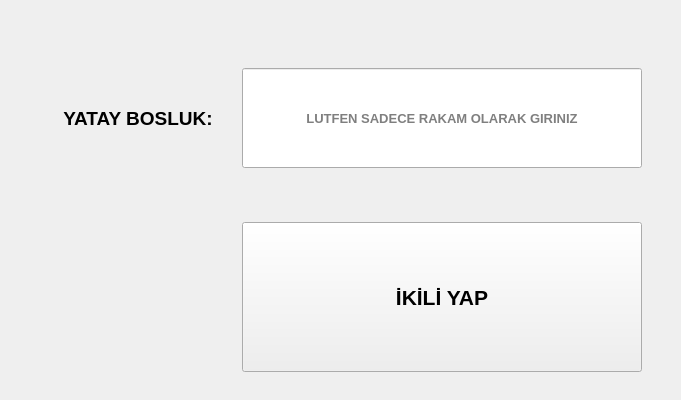
First picture: the form in Arayüz/ikiliyap.ui, repository saidberk27/asparser, before the edit.
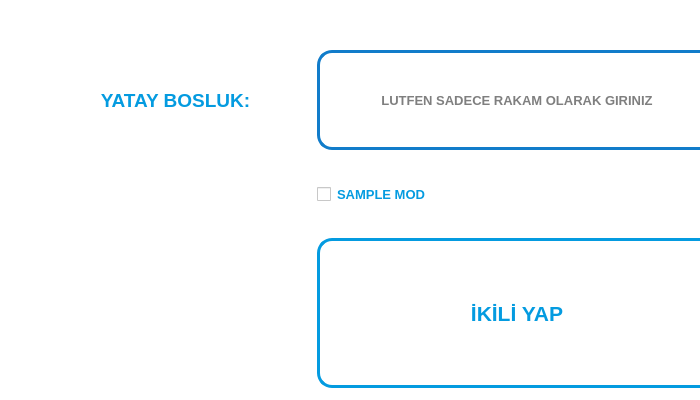
Second picture: the form after the edit.

Commit message: SAMPLE MOD VE TASARIM GÜNCELLEMESİ

```diff
--- a/Arayüz/ikiliyap.ui
+++ b/Arayüz/ikiliyap.ui
@@ -6,7 +6,7 @@
    <rect>
     <x>0</x>
     <y>0</y>
-    <width>681</width>
+    <width>700</width>
     <height>400</height>
    </rect>
   </property>
@@ -18,18 +18,21 @@
   </property>
   <property name="minimumSize">
    <size>
-    <width>681</width>
+    <width>700</width>
     <height>400</height>
    </size>
   </property>
   <property name="maximumSize">
    <size>
-    <width>681</width>
+    <width>700</width>
     <height>400</height>
    </size>
   </property>
   <property name="windowTitle">
-   <string>İKİLİ YAP</string>
+   <string>İkili Yap</string>
+  </property>
+  <property name="styleSheet">
+   <string notr="true">background-color: rgb(255, 255, 255);border:0;</string>
   </property>
   <widget class="QWidget" name="centralwidget">
    <widget class="QWidget" name="gridLayoutWidget">
@@ -37,11 +40,66 @@
      <rect>
       <x>40</x>
       <y>20</y>
-      <width>602</width>
+      <width>677</width>
       <height>401</height>
      </rect>
     </property>
     <layout class="QGridLayout" name="gridLayout">
+     <item row="3" column="3">
+      <widget class="QPushButton" name="pushButton">
+       <property name="maximumSize">
+        <size>
+         <width>16777215</width>
+         <height>150</height>
+        </size>
+       </property>
+       <property name="font">
+        <font>
+         <pointsize>16</pointsize>
+         <weight>75</weight>
+         <bold>true</bold>
+        </font>
+       </property>
+       <property name="styleSheet">
+        <string notr="true">QPushButton {
+color: rgb(4, 155, 224);
+background-color: rgb(255, 255, 255);
+border: 3px solid;
+border-color:#049BE0;
+border-radius:15px
+}
+
+QPushButton:hover{
+	color: rgb(255, 255, 255);
+	background-color: rgb(4, 155, 224);
+
+}
+
+QPushButton:pressed{
+	background-color: rgb(62, 198, 247);
+}</string>
+       </property>
+       <property name="text">
+        <string>İKİLİ YAP</string>
+       </property>
+      </widget>
+     </item>
+     <item row="3" column="0">
+      <spacer name="horizontalSpacer">
+       <property name="orientation">
+        <enum>Qt::Horizontal</enum>
+       </property>
+       <property name="sizeType">
+        <enum>QSizePolicy::Fixed</enum>
+       </property>
+       <property name="sizeHint" stdset="0">
+        <size>
+         <width>20</width>
+         <height>20</height>
+        </size>
+       </property>
+      </spacer>
+     </item>
      <item row="0" column="0">
       <widget class="QLabel" name="yatayBoslukText">
        <property name="maximumSize">
@@ -57,6 +115,9 @@
          <bold>true</bold>
         </font>
        </property>
+       <property name="styleSheet">
+        <string notr="true">color: rgb(4, 155, 224);</string>
+       </property>
        <property name="text">
         <string>YATAY BOSLUK:</string>
        </property>
@@ -65,7 +126,7 @@
        </property>
       </widget>
      </item>
-     <item row="0" column="1">
+     <item row="0" column="3">
       <widget class="QLineEdit" name="yatayBoslukLine">
        <property name="sizePolicy">
         <sizepolicy hsizetype="Fixed" vsizetype="Fixed">
@@ -92,6 +153,15 @@
          <bold>true</bold>
         </font>
        </property>
+       <property name="styleSheet">
+        <string notr="true">QLineEdit{
+
+border: 3px solid;
+border-color:rgb(17, 124, 202);
+border-radius:15px
+
+}</string>
+       </property>
        <property name="alignment">
         <set>Qt::AlignCenter</set>
        </property>
@@ -100,39 +170,20 @@
        </property>
       </widget>
      </item>
-     <item row="1" column="0">
-      <spacer name="horizontalSpacer">
-       <property name="orientation">
-        <enum>Qt::Horizontal</enum>
-       </property>
-       <property name="sizeType">
-        <enum>QSizePolicy::Fixed</enum>
-       </property>
-       <property name="sizeHint" stdset="0">
-        <size>
-         <width>20</width>
-         <height>20</height>
-        </size>
-       </property>
-      </spacer>
-     </item>
-     <item row="1" column="1">
-      <widget class="QPushButton" name="pushButton">
-       <property name="maximumSize">
-        <size>
-         <width>16777215</width>
-         <height>150</height>
-        </size>
-       </property>
+     <item row="1" column="3">
+      <widget class="QCheckBox" name="checkBox">
        <property name="font">
         <font>
-         <pointsize>16</pointsize>
+         <pointsize>10</pointsize>
          <weight>75</weight>
          <bold>true</bold>
         </font>
        </property>
+       <property name="styleSheet">
+        <string notr="true">color: rgb(4, 155, 224);</string>
+       </property>
        <property name="text">
-        <string>İKİLİ YAP</string>
+        <string>SAMPLE MOD</string>
        </property>
       </widget>
      </item>
```
Left out of the diff: 4 changed lines with no effect on the pictures. The commit also changes 115 other files.
